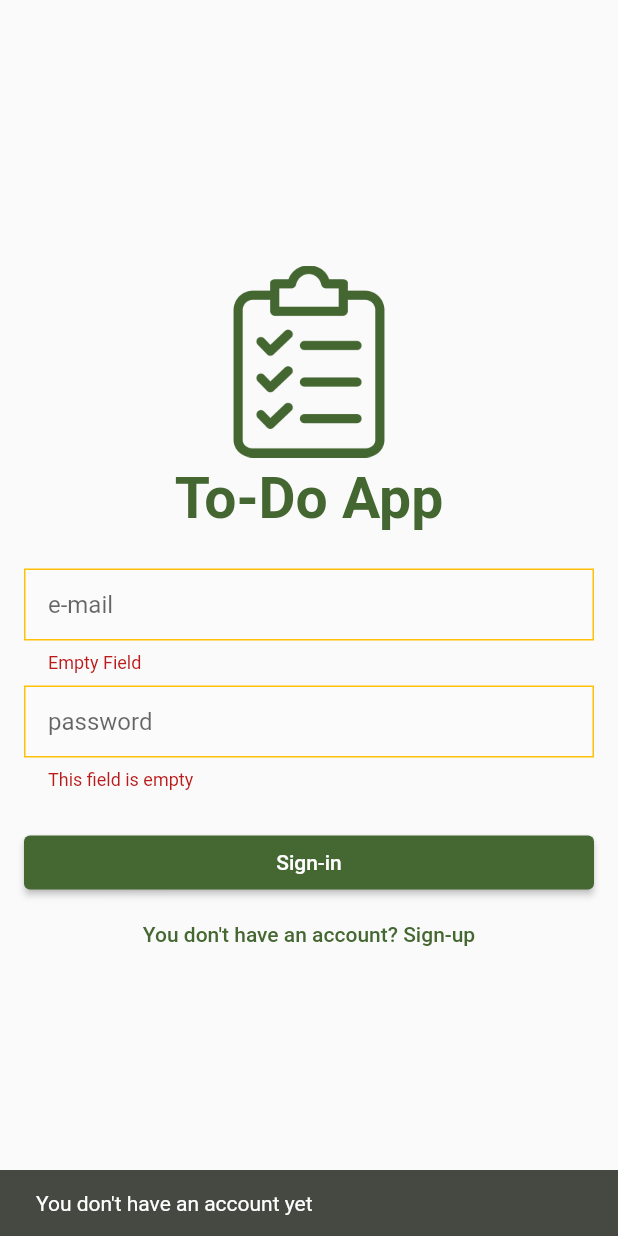
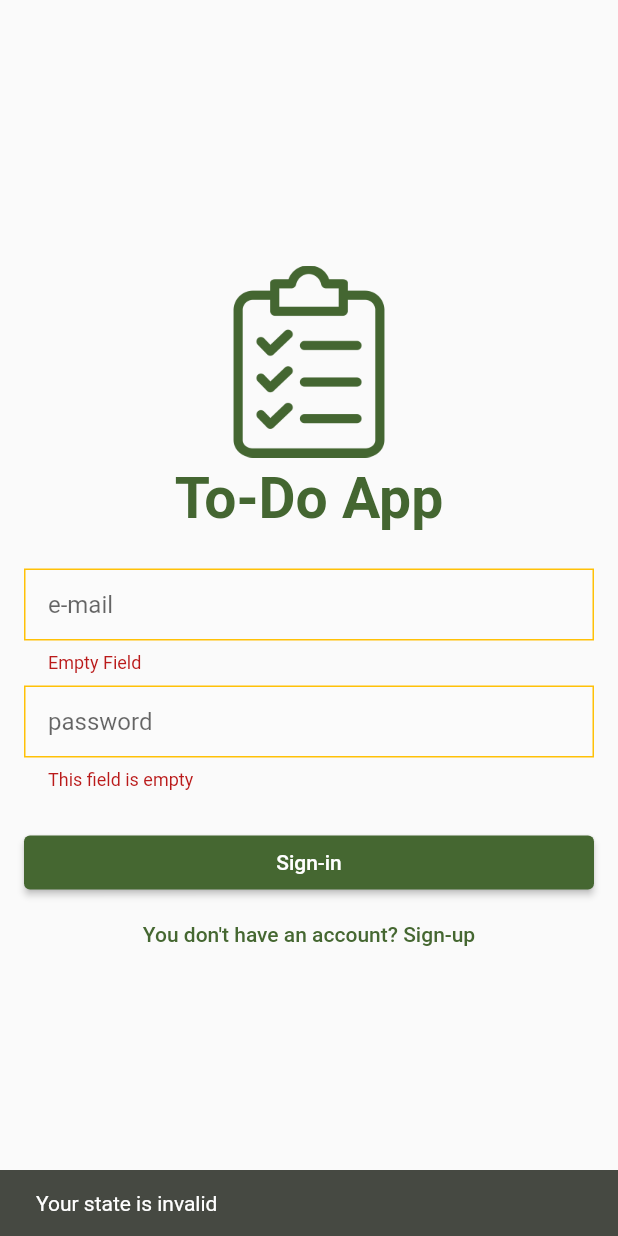
Before and after one commit to shelldonryan/toDo-list-project, a Flutter app: the screen it shows after launch, after a tap on "Sign-in", on a phone screen of 412 x 824 dp. Run offline on Flutter 3.47's test engine with Material 3 defaults, Android fonts, the phone set to English and light mode, and no system bars; our stand-ins replace firebase_auth, firebase_core, flutter_mobx, mobx, sqflite; accounts and stored records are empty; generated files the repository leaves out were written again.

Commit message:
feature 005 finished

```diff
--- a/lib/core/firebase/auth_check.dart
+++ b/lib/core/firebase/auth_check.dart
@@ -16,7 +16,12 @@ class _AuthCheckState extends State<AuthCheck> {
 
   @override
   Widget build(BuildContext context) {
-    final authService = Provider.of<AuthStore>(context);
-    return Observer(builder: (_) => authService.userIsAuth ? const TaskPage() : const AuthPage());
+    final authStore = Provider.of<AuthStore>(context);
+    return Observer(builder:(_) {
+      if (authStore.userIsAuth) {
+        return const TaskPage();
+      }
+      return const AuthPage();
+    });
   }
 }
--- a/lib/features/auth/pages/auth_page.dart
+++ b/lib/features/auth/pages/auth_page.dart
@@ -1,4 +1,5 @@
 import 'package:flutter/material.dart';
+import 'package:flutter_mobx/flutter_mobx.dart';
 import 'package:provider/provider.dart';
 import 'package:todo_list_project/core/stores/auth_store.dart';
 import 'package:todo_list_project/shared/themes/index.dart';
@@ -17,33 +18,19 @@ class _AuthPageState extends State<AuthPage> {
   final username = TextEditingController();
   bool isSignupBottom = false;
 
-  late final AuthStore authStore;
-
-  _authButtonStage() {
-    if (_formKey.currentState!.validate()) {
-      if (isSignupBottom) {
-        authStore.signin(email.text, password.text);
-      } else {
-        authStore.signup(username.text, password.text, email.text);
-      }
-    } else if (!isSignupBottom) {
-      ScaffoldMessenger.of(context).showSnackBar(
-          const SnackBar(content: Text("You don't have an account yet")));
-    }
-  }
-
-  @override
-  void initState() {
-    super.initState();
-    authStore = Provider.of<AuthStore>(context);
-  }
-
   @override
   Widget build(BuildContext context) {
+    final authStore = Provider.of<AuthStore>(context);
+
     return Scaffold(
       body: Container(
         padding: const EdgeInsets.all(16),
-        child: Form(
+        child: Observer(
+          builder: (_) => authStore.isLoading
+              ? const Center(
+                  child: CircularProgressIndicator(),
+                )
+              : Form(
                   key: _formKey,
                   child: Center(
                     child: SingleChildScrollView(
@@ -111,8 +98,8 @@ class _AuthPageState extends State<AuthPage> {
                                 ),
                                 TextFormField(
                                   obscureText: true,
-                          decoration:
-                              getAuthInputDecoration("Confirm password"),
+                                  decoration: getAuthInputDecoration(
+                                      "Confirm password"),
                                   validator: (String? value) {
                                     if (value!.isEmpty) {
                                       return 'This field is empty';
@@ -129,7 +116,8 @@ class _AuthPageState extends State<AuthPage> {
                                 ),
                                 TextFormField(
                                   controller: username,
-                          decoration: getAuthInputDecoration("username"),
+                                  decoration:
+                                      getAuthInputDecoration("username"),
                                   validator: (String? value) {
                                     if (value!.isEmpty) {
                                       return 'This field is empty';
@@ -146,7 +134,21 @@ class _AuthPageState extends State<AuthPage> {
                             height: 24,
                           ),
                           ElevatedButton(
-                      onPressed: _authButtonStage,
+                              onPressed: () {
+                                if (_formKey.currentState!.validate()) {
+                                  if (isSignupBottom) {
+                                    authStore.signup(username.text,
+                                        password.text, email.text);
+                                  } else {
+                                    authStore.signin(email.text, password.text);
+                                  }
+                                } else {
+                                  ScaffoldMessenger.of(context).showSnackBar(
+                                      const SnackBar(
+                                          content:
+                                              Text("Your state is invalid")));
+                                }
+                              },
                               child: isSignupBottom
                                   ? const Text("Sign-up")
                                   : const Text("Sign-in")),
@@ -158,8 +160,10 @@ class _AuthPageState extends State<AuthPage> {
                               },
                               child: isSignupBottom
                                   ? const Text("Have an account? Sign-in")
-                          : const Text("You don't have an account? Sign-up")),
+                                  : const Text(
+                                      "You don't have an account? Sign-up")),
                         ],
+                      ),
                     ),
                   ),
                 ),
--- a/lib/features/task/pages/tasks_page.dart
+++ b/lib/features/task/pages/tasks_page.dart
@@ -1,6 +1,7 @@
 import 'package:flutter/material.dart';
 import 'package:flutter_mobx/flutter_mobx.dart';
 import 'package:provider/provider.dart';
+import 'package:todo_list_project/core/stores/auth_store.dart';
 import 'package:todo_list_project/core/stores/tasks_store.dart';
 import 'package:todo_list_project/features/task/models/task.dart';
 import '../../../shared/themes/index.dart';
@@ -229,6 +230,11 @@ class _TaskPageState extends State<TaskPage> {
         foregroundColor: Theme.of(context).colorScheme.onPrimary,
         title: const Text("Task List"),
         elevation: 10,
+        actions: [
+          IconButton(onPressed: () {
+            Provider.of<AuthStore>(context, listen: false).logout();
+          }, icon: const Icon(Icons.logout))
+        ],
       ),
       body: Observer(builder: (_) {
         bool isLoading = taskStore.isLoading;
--- a/lib/main.dart
+++ b/lib/main.dart
@@ -19,9 +19,8 @@ void main() async {
   runApp(MultiProvider(
     providers: [
       Provider(create: (context) => TaskService(),),
-      Provider(create: (context) => UserService(),),
       Provider(create: (context) => TaskStore(Provider.of<TaskService>(context, listen: false))),
-      Provider(create: (context) => AuthStore(Provider.of<UserService>(context, listen: false))),
+      Provider(create: (context) => AuthStore()),
     ],
     child: const MyApp(),
   ));
```
Also changed, not shown: lib/core/stores/auth_store.dart (+3 -21 lines). Lines whose indentation alone changed are shown as unchanged.
